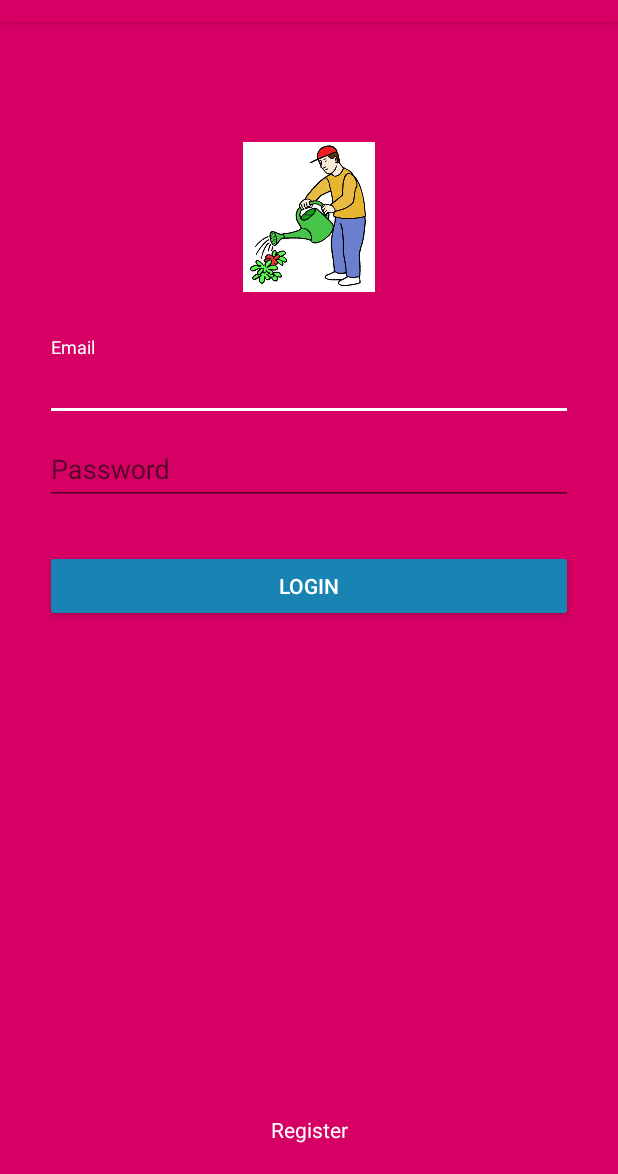
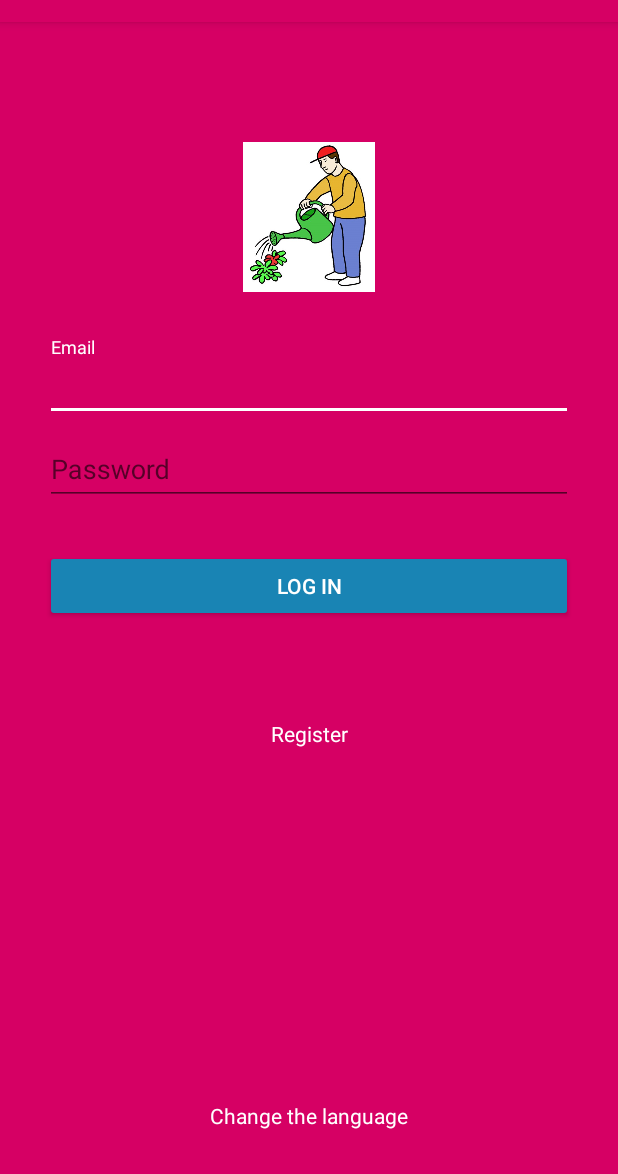
Before and after one commit to KakkuCake/BankApplication, an Android app: the screen it shows after launch (LogInActivity), on a phone screen of 412 x 824 dp, the part 62-1236 px from its top. Run offline under Robolectric (Android 15) with nearby library versions, the phone set to English and light mode, and no system bars; our stand-ins replace Volley.

Commit message:
kielen vaihto lisätty.

```diff
--- a/app/src/main/java/com/example/bankapplication/RegisterActivity.java
+++ b/app/src/main/java/com/example/bankapplication/RegisterActivity.java
@@ -84,14 +84,14 @@ public class RegisterActivity extends AppCompatActivity {
                     String success = jsonObject.getString("success");
 
                     if(success.equals("1")) {
-                        Toast.makeText(RegisterActivity.this, "Registration was successful!", Toast.LENGTH_SHORT).show();
+                        Toast.makeText(RegisterActivity.this, getString(R.string.registerSuccess), Toast.LENGTH_SHORT).show();
                         Intent intent = new Intent(RegisterActivity.this, LogInActivity.class);
                         startActivity(intent);
                     }
 
                 } catch (JSONException e) {
                     e.printStackTrace();
-                    Toast.makeText(RegisterActivity.this, "Register Error! " + e.toString(), Toast.LENGTH_SHORT).show();
+                    Toast.makeText(RegisterActivity.this, getString(R.string.registerFail), Toast.LENGTH_SHORT).show();
                     loading.setVisibility(View.GONE);
                     button_regist.setVisibility(View.VISIBLE);
                 }
@@ -100,7 +100,7 @@ public class RegisterActivity extends AppCompatActivity {
                 new Response.ErrorListener() {
                     @Override
                     public void onErrorResponse(VolleyError error) {
-                        Toast.makeText(RegisterActivity.this, "Register Error! " + error.toString(), Toast.LENGTH_SHORT).show();
+                        Toast.makeText(RegisterActivity.this, getString(R.string.connectionError), Toast.LENGTH_SHORT).show();
                         loading.setVisibility(View.GONE);
                         button_regist.setVisibility(View.VISIBLE);
                     }
--- a/app/src/main/res/layout/activity_log_in.xml
+++ b/app/src/main/res/layout/activity_log_in.xml
@@ -24,7 +24,7 @@
         android:layout_below="@id/logo">
         <EditText
             android:inputType="textEmailAddress"
-            android:hint="Email"
+            android:hint="@string/email"
             android:id="@+id/email"
             android:textColor="@color/colorText"
             android:layout_width="match_parent"
@@ -38,7 +38,7 @@
         android:layout_below="@id/layoutemail">
         <EditText
             android:inputType="textPassword"
-            android:hint="Password"
+            android:hint="@string/password"
             android:id="@+id/password"
             android:textColor="@color/colorText"
             android:layout_width="match_parent"
@@ -58,21 +58,30 @@
         android:layout_below="@id/layoutpassword"
         android:layout_marginTop="30dp"
         android:backgroundTint="@color/colorPrimary2"
-        android:text="LOGIN"
+        android:text="@string/login"
         android:textColor="@color/colorText"
         android:layout_width="match_parent"
         android:layout_height="wrap_content" />
 
     <TextView
         android:id="@+id/link_regist"
-        android:layout_marginBottom="20dp"
+        android:layout_width="match_parent"
+        android:layout_height="wrap_content"
+        android:layout_alignParentBottom="true"
+        android:layout_marginBottom="284dp"
         android:gravity="center"
-        android:textColor="@color/colorAccent"
-        android:text="Register"
+        android:text="@string/register"
+        android:textColor="@color/colorAccent" />
+
+    <TextView
+        android:id="@+id/changeLang"
+        android:layout_width="match_parent"
+        android:layout_height="wrap_content"
         android:layout_alignParentBottom="true"
-        android:layout_width="match_parent"
-        android:layout_height="wrap_content" />
-
+        android:layout_marginBottom="29dp"
+        android:gravity="center"
+        android:text="@string/changeLang"
+        android:textColor="@color/colorAccent" />
 
 
 </RelativeLayout>
--- a/app/src/main/res/values/strings.xml
+++ b/app/src/main/res/values/strings.xml
@@ -1,6 +1,24 @@
 <resources>
     <string name="app_name">NavigationExample</string>
-
     <string name="navigation_drawer_open">Open navigation drawer</string>
     <string name="navigation_drawer_close">Close navigation drawer</string>
+    <!--Login & register -->
+    <string name="email">Email</string>
+    <string name="password">Password</string>
+    <string name="login">Log In</string>
+    <string name="changeLang">Change the language</string>
+    <string name="register">Register</string>
+    <string name="logInFail">Wrong email or password</string>
+    <string name="connectionError">Connection Error</string>
+    <string name="firstName">First Name</string>
+    <string name="lastName">Last Name</string>
+    <string name="confirmPass">Confirm Password</string>
+    <string name="insertPass">Please Insert Password</string>
+    <string name="insertEmail">Please Insert Email</string>
+    <string name="registerSuccess">Registration was successful!</string>
+    <string name="registerFail">Registration failed!</string>
+    <string name="fieldError">Field can\'t be empty</string>
+    <string name="invalidEmail">Please enter a valid email</string>
+    <string name="invalidPass">Password is too weak</string>
+    <string name="invalidName">Name is too long</string>
 </resources>
```
Also changed, not shown: app/src/main/java/com/example/bankapplication/LogInActivity.java (+58 -5 lines), app/src/main/java/com/example/bankapplication/Validation.java (+10 -10 lines), app/src/main/res/layout/activity_register.xml (+6 -6 lines), 1 other file.
